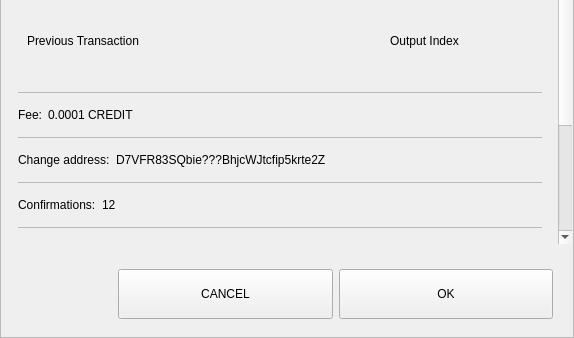
Qt form src/qt/terracredit/forms/sendconfirmdialog.ui (jakilwq/TerraCredit) before a commit; both pictures show x 0 to 574 and y 342 to 680 of the 574 by 680 pixel window.
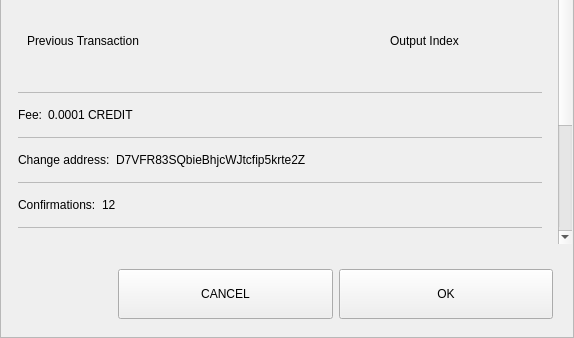
The same form after that commit.

Diff of the .ui file:
```diff
--- a/src/qt/terracredit/forms/sendconfirmdialog.ui
+++ b/src/qt/terracredit/forms/sendconfirmdialog.ui
@@ -669,7 +669,7 @@
                    <item>
                     <widget class="QLabel" name="textChange">
                      <property name="text">
-                      <string>D7VFR83SQbie???BhjcWJtcfip5krte2Z </string>
+                      <string>D7VFR83SQbieBhjcWJtcfip5krte2Z </string>
                      </property>
                     </widget>
                    </item>
```
